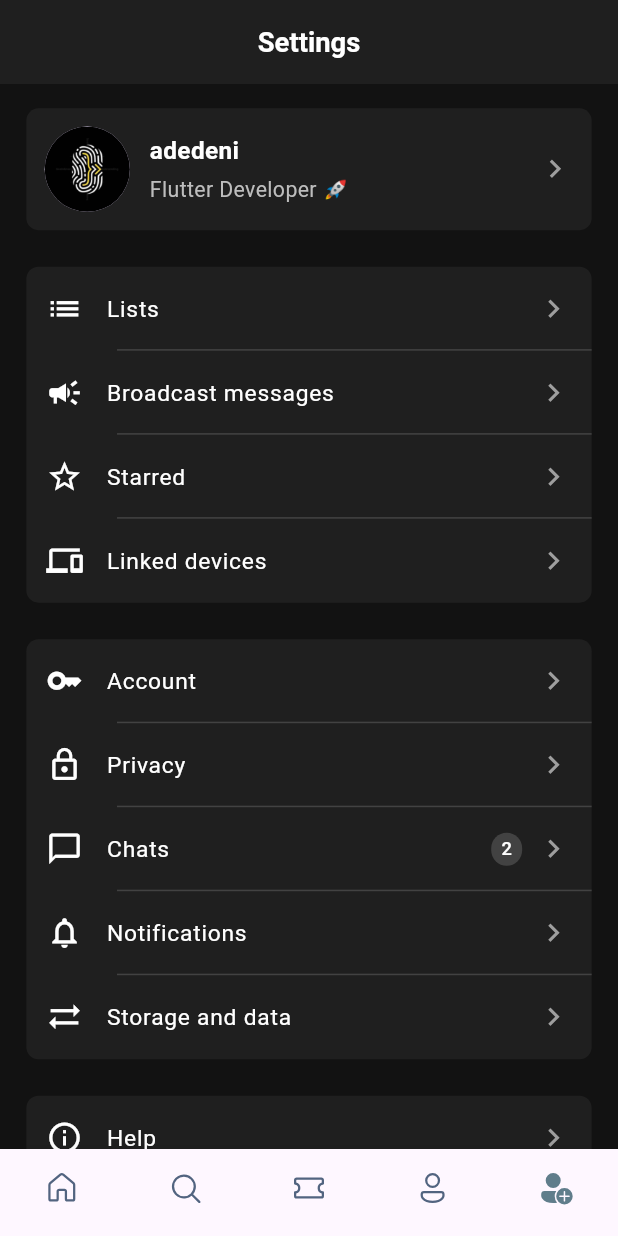
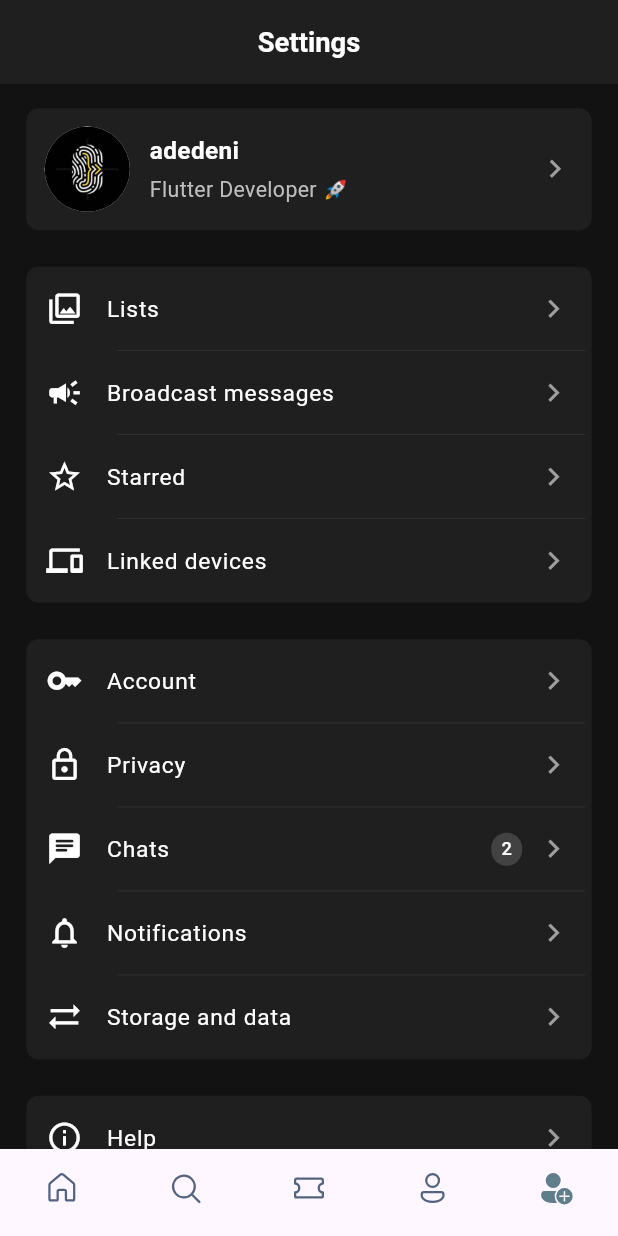
Before and after one commit to adedeni/flightBookingApp, a Flutter app: the screen it shows after launch, item 5 of the bottom bar chosen, on a phone screen of 412 x 824 dp. Run offline on Flutter 3.47's test engine with Material 3 defaults, Android fonts, the light colour scheme and no system bars; our stand-ins replace fluentui_icons, gap.

Commit message:
restructured the classes and the screen script

```diff
--- /dev/null
+++ b/lib/class/assignment_card_view.dart
@@ -0,0 +1,92 @@
+import 'package:flutter/material.dart';
+import 'package:flightbookingapp/utils/app_layout.dart';
+import 'package:flightbookingapp/utils/tile_data.dart';
+
+class AssignmentCard extends StatelessWidget {
+  final List<TileData> items;
+  const AssignmentCard({super.key, required this.items});
+
+  @override
+  Widget build(BuildContext context) {
+    return Container(
+      decoration: BoxDecoration(
+        color: const Color(0xFF1F1F1F),
+        borderRadius: BorderRadius.circular(AppLayout.getHeight(context, 8)),
+      ),
+      child: Column(
+        children: items.map((data) {
+          final isLast = items.indexOf(data) == items.length - 1;
+          return Column(
+            children: [
+              ListTile(
+                leading: data.customIcon ??
+                    Icon(
+                      data.icon,
+                      color: Colors.white,
+                      size: AppLayout.getHeight(context, 24),
+                    ),
+                title: Text(
+                  data.title,
+                  style: TextStyle(
+                    color: Colors.white,
+                    fontFamily: 'Roboto',
+                    fontWeight: FontWeight.w400,
+                    fontSize: AppLayout.getHeight(context, 15),
+                  ),
+                ),
+                trailing: data.badge != null
+                    ? Row(
+                        mainAxisSize: MainAxisSize.min,
+                        children: [
+                          Container(
+                            padding: EdgeInsets.symmetric(
+                              horizontal: AppLayout.getWidth(context, 6),
+                              vertical: AppLayout.getHeight(context, 2),
+                            ),
+                            decoration: BoxDecoration(
+                              color: Colors.grey.shade800,
+                              borderRadius: BorderRadius.circular(
+                                AppLayout.getHeight(context, 12),
+                              ),
+                            ),
+                            child: Text(
+                              data.badge!,
+                              style: TextStyle(
+                                color: Colors.white,
+                                fontSize: AppLayout.getHeight(context, 12),
+                              ),
+                            ),
+                          ),
+                          SizedBox(width: AppLayout.getWidth(context, 8)),
+                          Icon(
+                            Icons.chevron_right,
+                            color: Colors.grey.shade500,
+                            size: AppLayout.getHeight(context, 24),
+                          ),
+                        ],
+                      )
+                    : Icon(
+                        Icons.chevron_right,
+                        color: Colors.grey.shade500,
+                        size: AppLayout.getHeight(context, 24),
+                      ),
+                contentPadding: EdgeInsets.symmetric(
+                  horizontal: AppLayout.getWidth(context, 12),
+                  vertical: AppLayout.getHeight(context, 0),
+                ),
+              ),
+              if (!isLast)
+                Divider(
+                  thickness: AppLayout.getHeight(context, 0.3),
+                  height: 0,
+                  color: Colors.grey.shade800,
+                  indent: AppLayout.getWidth(context, 55),
+                  endIndent: AppLayout.getWidth(context, 4),
+                ),
+            ],
+          );
+        }).toList(),
+      ),
+    );
+  }
+}
--- a/lib/screens/bottom_bar.dart
+++ b/lib/class/bottom_bar.dart
@@ -6,7 +6,7 @@ import 'package:flightbookingapp/utils/app_layout.dart';
 import 'package:fluentui_icons/fluentui_icons.dart';
 import 'package:flutter/material.dart';
 
-import 'assignment.dart';
+import '../screens/assignment.dart';
 
 
   class BottomBar extends StatefulWidget {
--- a/lib/screens/hotel_screen.dart
+++ b/lib/class/hotel_view.dart
@@ -3,10 +3,10 @@ import 'package:flightbookingapp/utils/styles.dart';
 import 'package:flutter/material.dart';
 import 'package:gap/gap.dart';
 
-class HotelScreen extends StatelessWidget {
+class HotelView extends StatelessWidget {
   final Map<String, dynamic> hotel;
 
-  const HotelScreen({super.key, required this.hotel});
+  const HotelView({super.key, required this.hotel});
 
   @override
   Widget build(BuildContext context) {
--- a/lib/main.dart
+++ b/lib/main.dart
@@ -1,4 +1,4 @@
-import 'package:flightbookingapp/screens/bottom_bar.dart';
+import 'package:flightbookingapp/class/bottom_bar.dart';
 import 'package:flightbookingapp/utils/styles.dart';
 import 'package:flutter/material.dart';
 
--- a/lib/screens/assignment.dart
+++ b/lib/screens/assignment.dart
@@ -1,5 +1,7 @@
 import 'package:flutter/material.dart';
 import 'package:flightbookingapp/utils/app_layout.dart';
+import 'package:flightbookingapp/class/assignment_card_view.dart';
+import 'package:flightbookingapp/utils/tile_data.dart';
 
 class Assignment extends StatelessWidget {
   const Assignment({super.key});
@@ -29,18 +31,14 @@ class Assignment extends StatelessWidget {
           Container(
             decoration: BoxDecoration(
               color: const Color(0xFF1F1F1F),
-              borderRadius: BorderRadius.circular(
-                AppLayout.getHeight(context, 8),
-              ),
+              borderRadius: BorderRadius.circular(AppLayout.getHeight(context, 8)),
             ),
             padding: EdgeInsets.all(AppLayout.getHeight(context, 12)),
             child: Row(
               children: [
                 CircleAvatar(
                   radius: AppLayout.getHeight(context, 28),
-                  backgroundImage: const AssetImage(
-                    'assets/images/profile.jpg',
-                  ),
+                  backgroundImage: const AssetImage('assets/images/profile.jpg'),
                 ),
                 SizedBox(width: AppLayout.getWidth(context, 12)),
                 Expanded(
@@ -77,36 +75,33 @@ class Assignment extends StatelessWidget {
 
           SizedBox(height: AppLayout.getHeight(context, 24)),
 
-          _buildCard(
-            context,
+          AssignmentCard(
             items: [
-              _TileData(Icons.list, 'Lists'),
-              _TileData(Icons.campaign, 'Broadcast messages'),
-              _TileData(Icons.star_border, 'Starred'),
-              _TileData(Icons.devices, 'Linked devices'),
+              TileData(Icons.photo_library_outlined, 'Lists'),
+              TileData(Icons.campaign, 'Broadcast messages'),
+              TileData(Icons.star_border, 'Starred'),
+              TileData(Icons.devices, 'Linked devices'),
             ],
           ),
 
           SizedBox(height: AppLayout.getHeight(context, 24)),
 
-          _buildCard(
-            context,
+          AssignmentCard(
             items: [
-              _TileData(Icons.key_outlined, 'Account'),
-              _TileData(Icons.lock_outline, 'Privacy'),
-              _TileData(Icons.chat_bubble_outline, 'Chats', badge: '2'),
-              _TileData(Icons.notifications_none, 'Notifications'),
-              _TileData(Icons.sync_alt, 'Storage and data'),
+              TileData(Icons.key_outlined, 'Account'),
+              TileData(Icons.lock_outline, 'Privacy'),
+              TileData(Icons.chat_rounded, 'Chats', badge: '2'),
+              TileData(Icons.notifications_none, 'Notifications'),
+              TileData(Icons.sync_alt, 'Storage and data'),
             ],
           ),
 
           SizedBox(height: AppLayout.getHeight(context, 24)),
 
-          _buildCard(
-            context,
+          AssignmentCard(
             items: [
-              _TileData(Icons.info_outline, 'Help'),
-              _TileData(Icons.person_add_alt_1_outlined, 'Invite a friend'),
+              TileData(Icons.info_outline, 'Help'),
+              TileData(Icons.person_add_alt_1_outlined, 'Invite a friend'),
             ],
           ),
 
@@ -114,7 +109,6 @@ class Assignment extends StatelessWidget {
 
           Text(
             'Also from Meta',
-            textAlign: TextAlign.start,
             style: TextStyle(
               color: Colors.grey.shade600,
               fontSize: AppLayout.getHeight(context, 14),
@@ -124,12 +118,11 @@ class Assignment extends StatelessWidget {
 
           SizedBox(height: AppLayout.getHeight(context, 5)),
 
-          _buildCard(
-            context,
+          AssignmentCard(
             items: [
-              _TileData(Icons.camera_alt_outlined, 'Open Instagram'),
-              _TileData(Icons.facebook_rounded, 'Open Facebook'),
-              _TileData.custom(
+              TileData(Icons.camera_alt_outlined, 'Open Instagram'),
+              TileData(Icons.facebook_rounded, 'Open Facebook'),
+              TileData.custom(
                 Text(
                   '@',
                   style: TextStyle(
@@ -140,112 +133,11 @@ class Assignment extends StatelessWidget {
                 ),
                 'Open Threads',
               ),
-              _TileData(Icons.circle_outlined, 'Open Meta AI Apps'),
+              TileData(Icons.circle_outlined, 'Open Meta AI Apps'),
             ],
           ),
         ],
       ),
     );
   }
-
-  Widget _buildCard(BuildContext context, {required List<_TileData> items}) {
-    return Container(
-      decoration: BoxDecoration(
-        color: const Color(0xFF1F1F1F),
-        borderRadius: BorderRadius.circular(AppLayout.getHeight(context, 8)),
-      ),
-      child: Column(
-        children:
-            items.map((data) {
-              final isLast = items.indexOf(data) == items.length - 1;
-              return Column(
-                children: [
-                  ListTile(
-                    leading:
-                        data.customIcon != null
-                            ? data.customIcon!
-                            : Icon(
-                              data.icon,
-                              color: Colors.white,
-                              size: AppLayout.getHeight(context, 24),
-                            ),
-
-                    title: Text(
-                      data.title,
-                      style: TextStyle(
-                        color: Colors.white,
-                        fontFamily:
-                            'Roboto',
-                        fontWeight: FontWeight.w400,
-                        fontSize: AppLayout.getHeight(context, 15),
-                      ),
-                    ),
-                    trailing:
-                        data.badge != null
-                            ? Row(
-                              mainAxisSize: MainAxisSize.min,
-                              children: [
-                                Container(
-                                  padding: EdgeInsets.symmetric(
-                                    horizontal: AppLayout.getWidth(context, 6),
-                                    vertical: AppLayout.getHeight(context, 2),
-                                  ),
-                                  decoration: BoxDecoration(
-                                    color: Colors.grey.shade800,
-                                    borderRadius: BorderRadius.circular(
-                                      AppLayout.getHeight(context, 12),
-                                    ),
-                                  ),
-                                  child: Text(
-                                    data.badge!,
-                                    style: TextStyle(
-                                      color: Colors.white,
-                                      fontSize: AppLayout.getHeight(
-                                        context,
-                                        12,
-                                      ),
-                                    ),
-                                  ),
-                                ),
-                                SizedBox(width: AppLayout.getWidth(context, 8)),
-                                Icon(
-                                  Icons.chevron_right,
-                                  color: Colors.grey.shade500,
-                                  size: AppLayout.getHeight(context, 24),
-                                ),
-                              ],
-                            )
-                            : Icon(
-                              Icons.chevron_right,
-                              color: Colors.grey.shade500,
-                              size: AppLayout.getHeight(context, 24),
-                            ),
-                    contentPadding: EdgeInsets.symmetric(
-                      horizontal: AppLayout.getWidth(context, 12),
-                      vertical: AppLayout.getHeight(context, 0),
-                    ),
-                  ),
-                  if (!isLast)
-                    Divider(
-                      height: 0,
-                      color: Colors.grey.shade800,
-                      indent: AppLayout.getWidth(context, 55),
-                    ),
-                ],
-              );
-            }).toList(),
-      ),
-    );
-  }
 }
-
-class _TileData {
-  final IconData? icon;
-  final String title;
-  final String? badge;
-  final Widget? customIcon;
-
-  _TileData(this.icon, this.title, {this.badge}) : customIcon = null;
-  // ignore: unused_element_parameter
-  _TileData.custom(this.customIcon, this.title, {this.badge}) : icon = null;
-}
--- a/lib/screens/home_screen.dart
+++ b/lib/screens/home_screen.dart
@@ -1,5 +1,5 @@
-import 'package:flightbookingapp/screens/hotel_screen.dart';
-import 'package:flightbookingapp/screens/ticket_view.dart';
+import 'package:flightbookingapp/class/hotel_view.dart';
+import 'package:flightbookingapp/class/ticket_view.dart';
 import 'package:flightbookingapp/utils/app_info_list.dart';
 import 'package:flightbookingapp/utils/app_layout.dart';
 import 'package:flightbookingapp/utils/styles.dart';
@@ -93,7 +93,7 @@ class HomeScreen extends StatelessWidget {
              scrollDirection: Axis.horizontal,
             padding: EdgeInsets.only(left: AppLayout.getWidth(context, 20)),
            child: Row(
-              children: hotelList.map((singleHotel) => HotelScreen(hotel: singleHotel)).toList()
+              children: hotelList.map((singleHotel) => HotelView(hotel: singleHotel)).toList()
              )
             ),
             Gap(AppLayout.getHeight(context, 10))
--- /dev/null
+++ b/lib/utils/tile_data.dart
@@ -0,0 +1,11 @@
+import 'package:flutter/material.dart';
+
+class TileData {
+  final IconData? icon;
+  final String title;
+  final String? badge;
+  final Widget? customIcon;
+
+  TileData(this.icon, this.title, {this.badge}) : customIcon = null;
+  TileData.custom(this.customIcon, this.title, {this.badge}) : icon = null;
+}
```
Also changed, not shown: lib/class/ticket_view.dart (renamed from lib/screens/ticket_view.dart).
